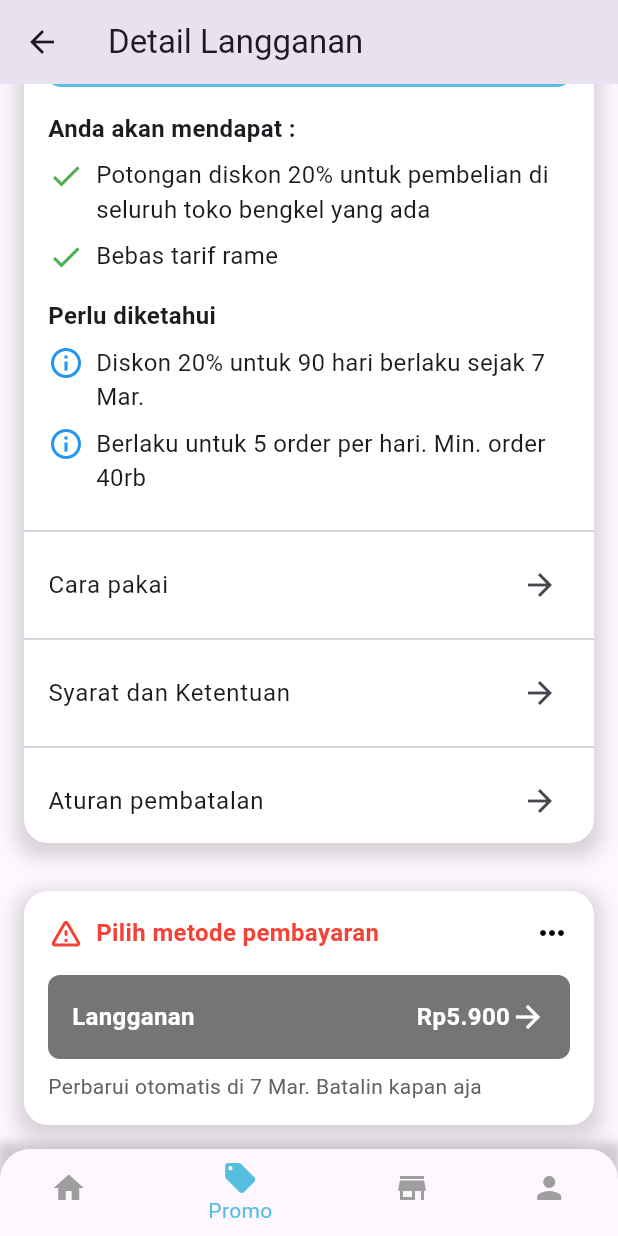
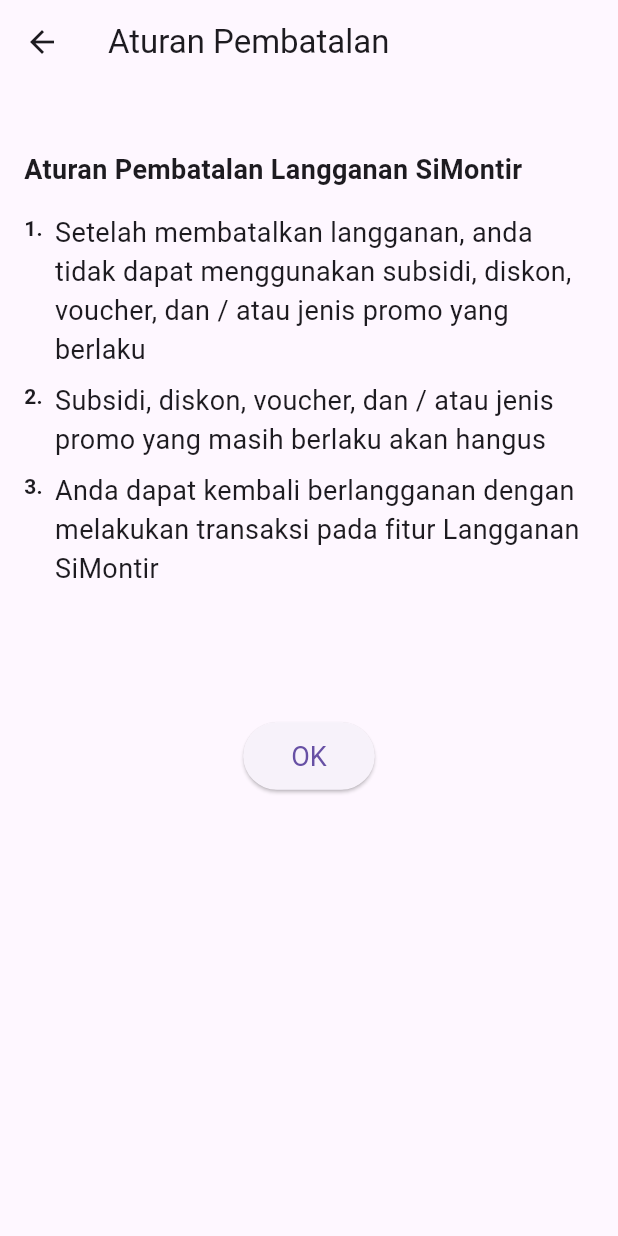
Before and after one commit to yogaacor/SiMontir, a Flutter app: the DetailLanggananPage screen opened directly, scrolled down 107 dp, after a tap on "Aturan pembatalan", on a phone screen of 412 x 824 dp. Run offline on Flutter 3.47's test engine with Material 3 defaults, Android fonts, the phone set to English and light mode, and no system bars; our stand-ins replace google_maps_flutter, location.

Commit message:
UI-pembatalan_langganan

```diff
--- a/lib/detaillangganan.dart
+++ b/lib/detaillangganan.dart
@@ -2,6 +2,7 @@
 import 'pesanmontir.dart';
 import 'caralangganan.dart';
 import 'syaratlangganan.dart';
+import 'pembatalanlangganan.dart';
 
 class DetailLanggananPage extends StatelessWidget {
   void _onBottomNavTapped(int index, BuildContext context) {
@@ -169,6 +170,10 @@
                       title: Text('Aturan pembatalan'),
                       trailing: Icon(Icons.arrow_forward),
                       onTap: () {
+                        Navigator.push(
+                          context,
+                          MaterialPageRoute(builder: (context) => PembatalanLanggananPage()),
+                        );
                       },
                     ),
                   ],
--- /dev/null
+++ b/lib/pembatalanlangganan.dart
@@ -0,0 +1,83 @@
+import 'package:flutter/material.dart';
+
+class PembatalanLanggananPage extends StatelessWidget {
+  @override
+  Widget build(BuildContext context) {
+    return Scaffold(
+      appBar: AppBar(
+        title: Text('Aturan Pembatalan'),
+        leading: IconButton(
+          icon: Icon(Icons.arrow_back),
+          onPressed: () {
+            Navigator.pop(context);
+          },
+        ),
+      ),
+      body: Padding(
+        padding: const EdgeInsets.all(16.0),
+        child: Column(
+          crossAxisAlignment: CrossAxisAlignment.start,
+          children: [
+            SizedBox(height: 28),
+            Text(
+              'Aturan Pembatalan Langganan SiMontir',
+              style: TextStyle(fontSize: 18, fontWeight: FontWeight.bold),
+            ),
+            SizedBox(height: 16),
+            _buildNumberedText(
+              'Setelah membatalkan langganan, anda tidak dapat menggunakan subsidi, diskon, voucher, dan / atau jenis promo yang berlaku',
+              'Subsidi, diskon, voucher, dan / atau jenis promo yang masih berlaku akan hangus',
+              'Anda dapat kembali berlangganan dengan melakukan transaksi pada fitur Langganan SiMontir',
+            ),
+            Spacer(),
+            Center(
+              child: ElevatedButton(
+                onPressed: () {
+                  Navigator.pop(context);
+                },
+                child: Text('OK', style: TextStyle(fontSize: 18)),
+                style: ElevatedButton.styleFrom(
+                  padding: EdgeInsets.symmetric(horizontal: 32, vertical: 12),
+                  textStyle: TextStyle(fontSize: 18),
+                ),
+              ),
+            ),
+            SizedBox(height: 280),
+          ],
+        ),
+      ),
+    );
+  }
+
+  Widget _buildNumberedText(String line1, String line2, String line3) {
+    return Column(
+      crossAxisAlignment: CrossAxisAlignment.start,
+      children: [
+        _buildTextBlock('1.', line1),
+        SizedBox(height: 8),
+        _buildTextBlock('2.', line2),
+        SizedBox(height: 8),
+        _buildTextBlock('3.', line3),
+      ],
+    );
+  }
+
+  Widget _buildTextBlock(String number, String text) {
+    return Row(
+      crossAxisAlignment: CrossAxisAlignment.start,
+      children: [
+        Text(
+          number,
+          style: TextStyle(fontSize: 14, fontWeight: FontWeight.bold),
+        ),
+        SizedBox(width: 8),
+        Expanded(
+          child: Text(
+            text,
+            style: TextStyle(fontSize: 18),
+          ),
+        ),
+      ],
+    );
+  }
+}
```
